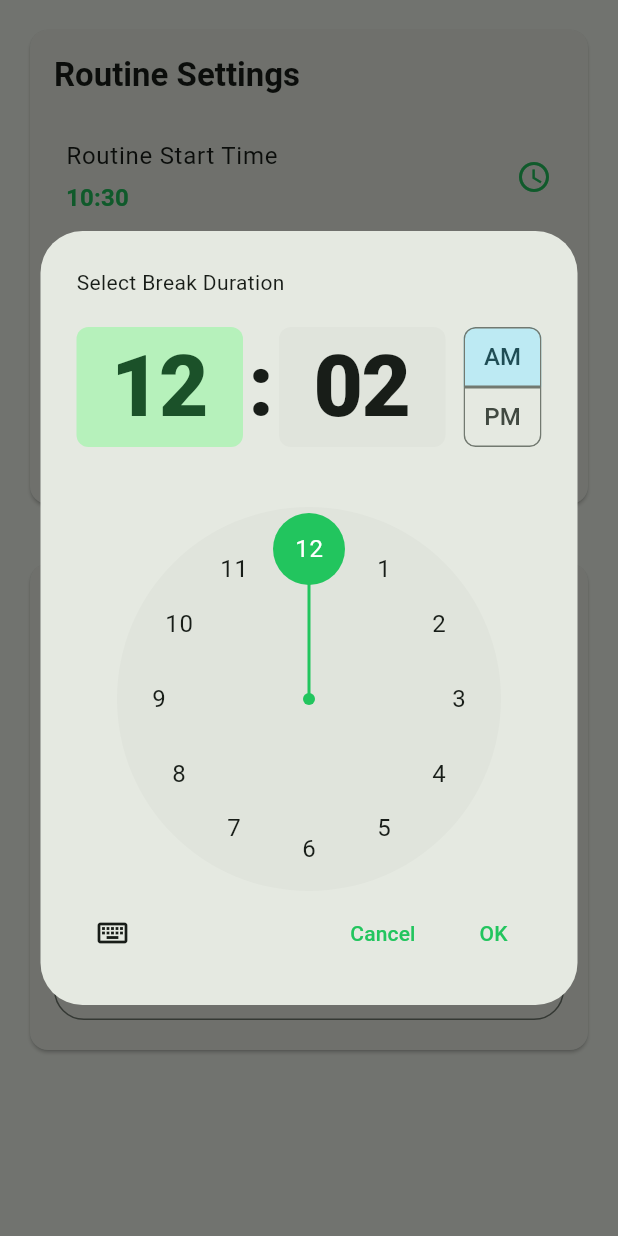
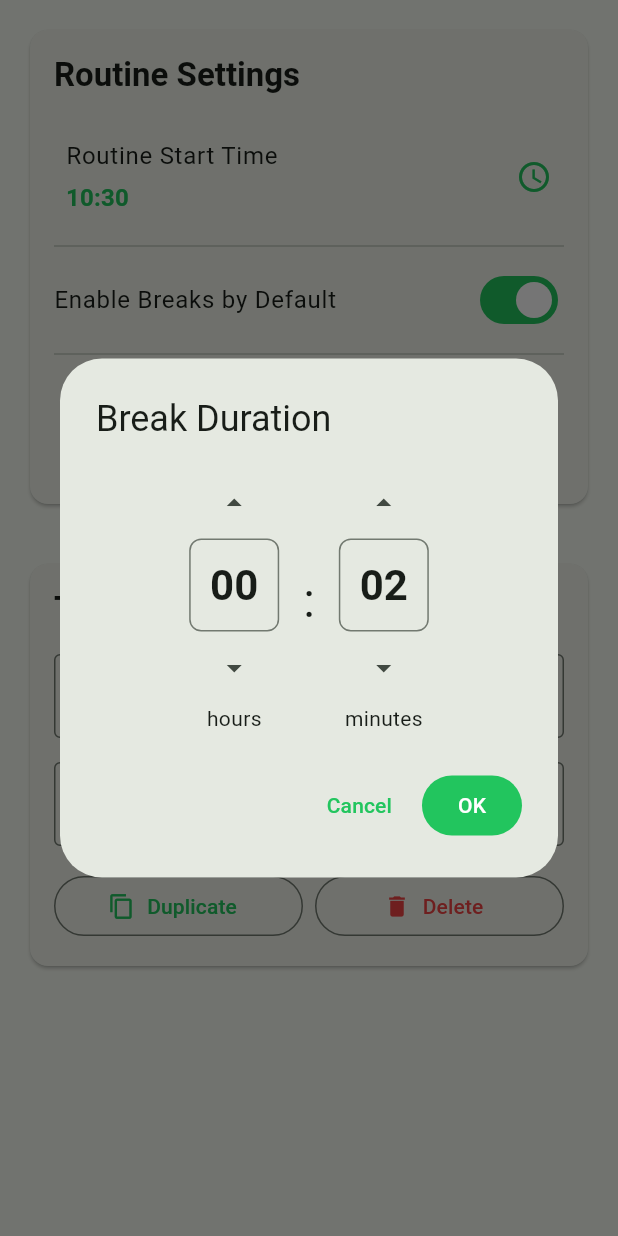
Before and after one commit to tsteward/routine-timer, a Flutter app: the _SettingsAndDetailsColumn widget shown alone on an empty page, opened directly, after a tap on "Break Duration", on a phone screen of 412 x 824 dp. Run offline on Flutter 3.47's test engine with Material 3 defaults, Android fonts, the phone set to English and light mode, and no system bars; our stand-ins replace equatable, flutter_bloc; missing offline and left inert: bloc_dev_tools.

Commit message:
Refactor task management UI and duration picker
Co-authored-by: tsteward0 <tsteward0@gmail.com>

```diff
--- a/lib/src/screens/task_management_screen.dart
+++ b/lib/src/screens/task_management_screen.dart
@@ -458,29 +458,30 @@ class _SettingsAndDetailsColumnState extends State<_SettingsAndDetailsColumn> {
               ),
             ),
             const SizedBox(height: 16),
-            // Duplicate button
-            SizedBox(
-              width: double.infinity,
+            // Duplicate and Delete buttons side by side
+            Row(
+              children: [
+                Expanded(
                   child: OutlinedButton.icon(
                     onPressed: () => _duplicateTask(context, model),
                     icon: const Icon(Icons.content_copy),
                     label: const Text('Duplicate'),
                   ),
                 ),
-            const SizedBox(height: 8),
-            // Delete button
-            SizedBox(
-              width: double.infinity,
+                const SizedBox(width: 8),
+                Expanded(
                   child: OutlinedButton.icon(
                     onPressed: model.tasks.length > 1
                         ? () => _deleteTask(context, model)
                         : null,
                     icon: const Icon(Icons.delete),
-                label: const Text('Delete Task'),
+                    label: const Text('Delete'),
                     style: OutlinedButton.styleFrom(
                       foregroundColor: theme.colorScheme.error,
                     ),
                   ),
+                ),
+              ],
             ),
           ],
         ),
@@ -529,14 +530,15 @@ class _SettingsAndDetailsColumnState extends State<_SettingsAndDetailsColumn> {
     final hours = currentDuration ~/ 3600;
     final minutes = (currentDuration % 3600) ~/ 60;
 
-    final picked = await showTimePicker(
+    final picked = await _showDurationPicker(
       context: context,
-      initialTime: TimeOfDay(hour: hours, minute: minutes),
-      helpText: 'Select Break Duration',
+      initialHours: hours,
+      initialMinutes: minutes,
+      title: 'Break Duration',
     );
 
     if (picked != null && mounted) {
-      final durationInSeconds = (picked.hour * 3600) + (picked.minute * 60);
+      final durationInSeconds = picked;
 
       if (durationInSeconds <= 0) {
         // ignore: use_build_context_synchronously
@@ -594,14 +596,15 @@ class _SettingsAndDetailsColumnState extends State<_SettingsAndDetailsColumn> {
     final hours = currentDuration ~/ 3600;
     final minutes = (currentDuration % 3600) ~/ 60;
 
-    final picked = await showTimePicker(
+    final picked = await _showDurationPicker(
       context: context,
-      initialTime: TimeOfDay(hour: hours, minute: minutes),
-      helpText: 'Select Task Duration',
+      initialHours: hours,
+      initialMinutes: minutes,
+      title: 'Task Duration',
     );
 
     if (picked != null && mounted) {
-      final durationInSeconds = (picked.hour * 3600) + (picked.minute * 60);
+      final durationInSeconds = picked;
 
       if (durationInSeconds <= 0) {
         // ignore: use_build_context_synchronously
@@ -668,6 +671,139 @@ class _SettingsAndDetailsColumnState extends State<_SettingsAndDetailsColumn> {
     }
   }
 
+  Future<int?> _showDurationPicker({
+    required BuildContext context,
+    required int initialHours,
+    required int initialMinutes,
+    required String title,
+  }) async {
+    int hours = initialHours;
+    int minutes = initialMinutes;
+
+    return showDialog<int>(
+      context: context,
+      builder: (BuildContext dialogContext) {
+        return StatefulBuilder(
+          builder: (context, setState) {
+            return AlertDialog(
+              title: Text(title),
+              content: SizedBox(
+                width: 300,
+                child: Column(
+                  mainAxisSize: MainAxisSize.min,
+                  children: [
+                    Row(
+                      mainAxisAlignment: MainAxisAlignment.center,
+                      children: [
+                        // Hours
+                        Column(
+                          children: [
+                            IconButton(
+                              icon: const Icon(Icons.arrow_drop_up),
+                              onPressed: () {
+                                setState(() {
+                                  hours = (hours + 1).clamp(0, 23);
+                                });
+                              },
+                            ),
+                            Container(
+                              width: 60,
+                              padding: const EdgeInsets.all(12),
+                              decoration: BoxDecoration(
+                                border: Border.all(
+                                  color: Theme.of(context).colorScheme.outline,
+                                ),
+                                borderRadius: BorderRadius.circular(8),
+                              ),
+                              child: Text(
+                                hours.toString().padLeft(2, '0'),
+                                style: Theme.of(
+                                  context,
+                                ).textTheme.headlineMedium,
+                                textAlign: TextAlign.center,
+                              ),
+                            ),
+                            IconButton(
+                              icon: const Icon(Icons.arrow_drop_down),
+                              onPressed: () {
+                                setState(() {
+                                  hours = (hours - 1).clamp(0, 23);
+                                });
+                              },
+                            ),
+                            const Text('hours'),
+                          ],
+                        ),
+                        const SizedBox(width: 16),
+                        Text(
+                          ':',
+                          style: Theme.of(context).textTheme.headlineLarge,
+                        ),
+                        const SizedBox(width: 16),
+                        // Minutes
+                        Column(
+                          children: [
+                            IconButton(
+                              icon: const Icon(Icons.arrow_drop_up),
+                              onPressed: () {
+                                setState(() {
+                                  minutes = (minutes + 5).clamp(0, 59);
+                                });
+                              },
+                            ),
+                            Container(
+                              width: 60,
+                              padding: const EdgeInsets.all(12),
+                              decoration: BoxDecoration(
+                                border: Border.all(
+                                  color: Theme.of(context).colorScheme.outline,
+                                ),
+                                borderRadius: BorderRadius.circular(8),
+                              ),
+                              child: Text(
+                                minutes.toString().padLeft(2, '0'),
+                                style: Theme.of(
+                                  context,
+                                ).textTheme.headlineMedium,
+                                textAlign: TextAlign.center,
+                              ),
+                            ),
+                            IconButton(
+                              icon: const Icon(Icons.arrow_drop_down),
+                              onPressed: () {
+                                setState(() {
+                                  minutes = (minutes - 5).clamp(0, 59);
+                                });
+                              },
+                            ),
+                            const Text('minutes'),
+                          ],
+                        ),
+                      ],
+                    ),
+                  ],
+                ),
+              ),
+              actions: [
+                TextButton(
+                  onPressed: () => Navigator.of(dialogContext).pop(),
+                  child: const Text('Cancel'),
+                ),
+                FilledButton(
+                  onPressed: () {
+                    final totalSeconds = (hours * 3600) + (minutes * 60);
+                    Navigator.of(dialogContext).pop(totalSeconds);
+                  },
+                  child: const Text('OK'),
+                ),
+              ],
+            );
+          },
+        );
+      },
+    );
+  }
+
   String _formatTimeOfDay(TimeOfDay time) {
     final hour = time.hour.toString().padLeft(2, '0');
     final minute = time.minute.toString().padLeft(2, '0');
```
Also changed, not shown: 1 other file. Lines whose indentation alone changed are shown as unchanged.
